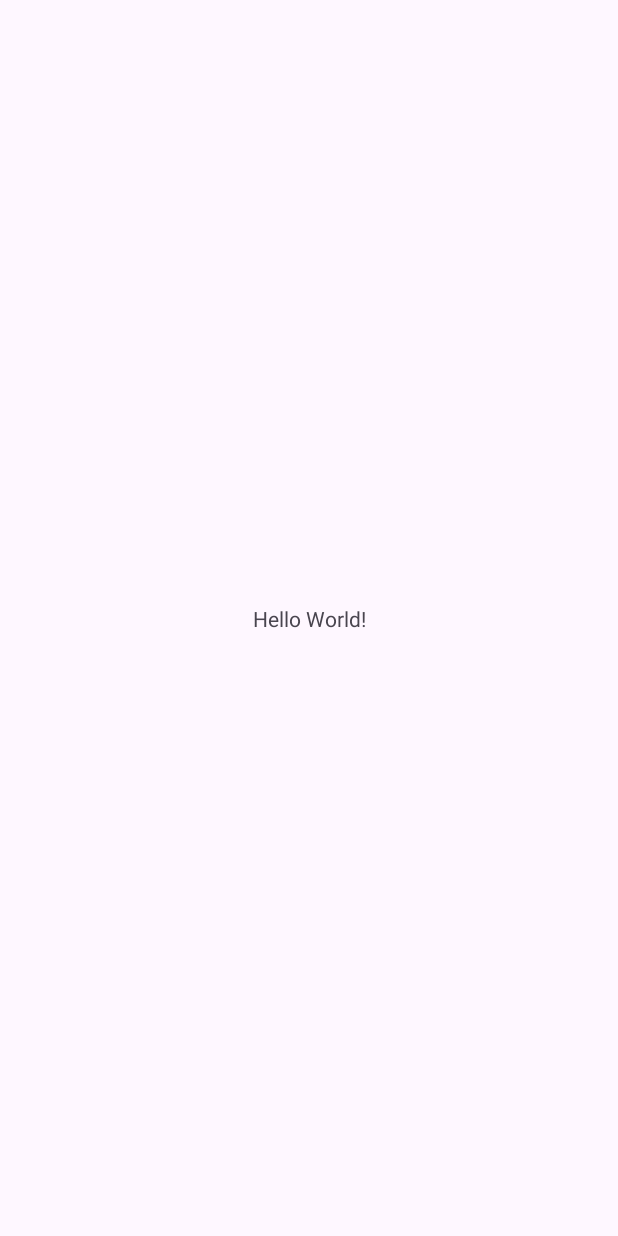
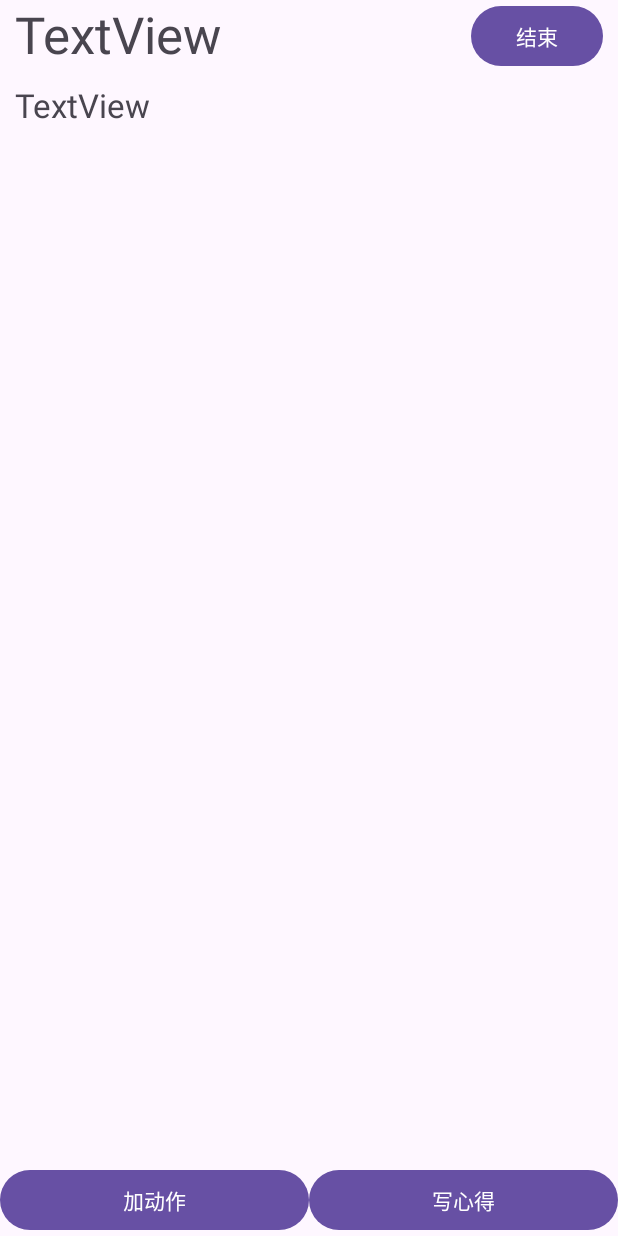
Before and after one commit to QingKong-s/Work3, an Android app: the screen it shows after launch (MainActivity), on a phone screen of 412 x 824 dp. Before the commit the screen is almost empty. Run offline under Robolectric (Android 15) with nearby library versions, the phone set to English and light mode, and no system bars.

Commit message:
主界面

```diff
--- a/app/src/main/res/layout/activity_main.xml
+++ b/app/src/main/res/layout/activity_main.xml
@@ -1,18 +1,70 @@
 <?xml version="1.0" encoding="utf-8"?>
-<androidx.constraintlayout.widget.ConstraintLayout xmlns:android="http://schemas.android.com/apk/res/android"
+<LinearLayout xmlns:android="http://schemas.android.com/apk/res/android"
     xmlns:app="http://schemas.android.com/apk/res-auto"
     xmlns:tools="http://schemas.android.com/tools"
     android:layout_width="match_parent"
     android:layout_height="match_parent"
-    tools:context=".MainActivity">
+    android:orientation="vertical"
+    tools:context=".MainActivity"
+    android:gravity="fill">
 
-    <TextView
-        android:layout_width="wrap_content"
+    <RelativeLayout
+        android:layout_width="match_parent"
+        android:layout_height="wrap_content">
+
+        <TextView
+            android:id="@+id/textView"
+            android:layout_width="wrap_content"
+            android:layout_height="wrap_content"
+            android:layout_alignParentStart="true"
+            android:layout_marginStart="10dp"
+            android:text="TextView"
+            android:textSize="34dp" />
+
+        <TextView
+            android:id="@+id/textView2"
+            android:layout_width="wrap_content"
+            android:layout_height="wrap_content"
+            android:layout_below="@+id/textView"
+            android:layout_alignParentStart="true"
+            android:layout_marginStart="10dp"
+            android:layout_marginTop="10dp"
+            android:textSize="22dp"
+            android:text="TextView" />
+
+        <Button
+            android:id="@+id/button"
+            android:layout_width="wrap_content"
+            android:layout_height="wrap_content"
+            android:layout_alignParentEnd="true"
+            android:layout_marginEnd="10dp"
+            android:text="结束" />
+
+    </RelativeLayout>
+
+    <androidx.recyclerview.widget.RecyclerView
+        android:layout_width="match_parent"
+        android:layout_height="0dp"
+        android:layout_weight="1"
+        android:layout_margin="10dp" />
+
+    <LinearLayout
+        android:layout_width="match_parent"
         android:layout_height="wrap_content"
-        android:text="Hello World!"
-        app:layout_constraintBottom_toBottomOf="parent"
-        app:layout_constraintEnd_toEndOf="parent"
-        app:layout_constraintStart_toStartOf="parent"
-        app:layout_constraintTop_toTopOf="parent" />
+        android:orientation="horizontal">
 
-</androidx.constraintlayout.widget.ConstraintLayout>
+        <Button
+            android:id="@+id/button2"
+            android:layout_width="wrap_content"
+            android:layout_height="wrap_content"
+            android:layout_weight="1"
+            android:text="加动作" />
+
+        <Button
+            android:id="@+id/button3"
+            android:layout_width="wrap_content"
+            android:layout_height="wrap_content"
+            android:layout_weight="1"
+            android:text="写心得" />
+    </LinearLayout>
+</LinearLayout>
```
